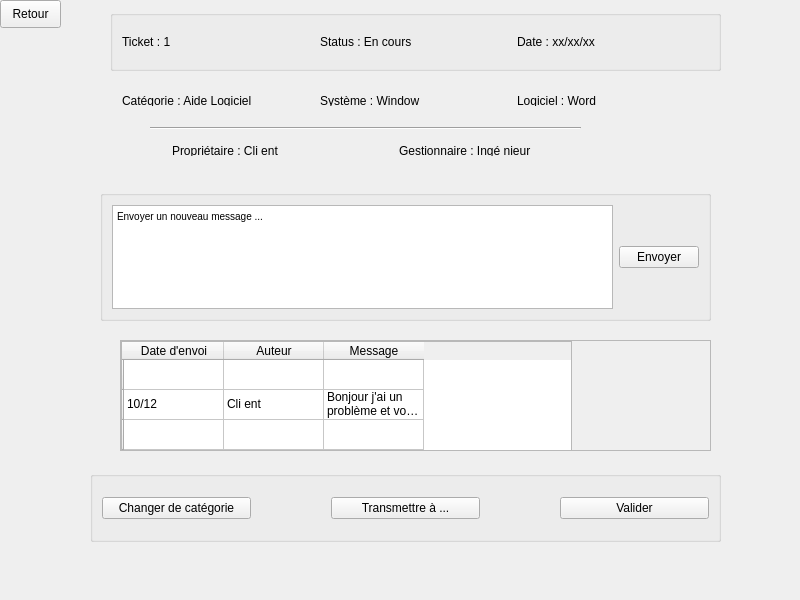
The window that code/pageresolutionticket.ui (clairekth/EasyTicket) describes before a commit, drawn with Qt 5.
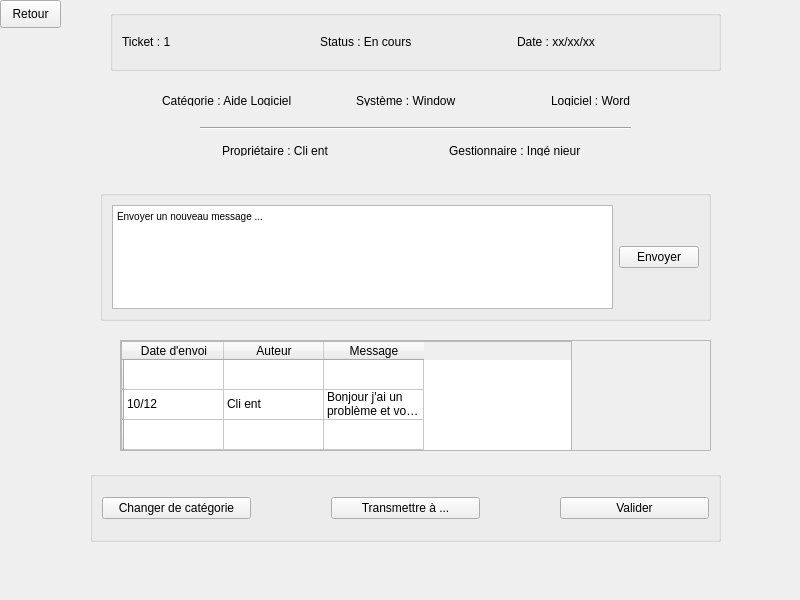
The same window after the commit.

What changed in the file:
```diff
--- a/code/pageresolutionticket.ui
+++ b/code/pageresolutionticket.ui
@@ -68,9 +68,9 @@
   <widget class="QGroupBox" name="box2">
    <property name="geometry">
     <rect>
-     <x>110</x>
+     <x>150</x>
      <y>80</y>
-     <width>611</width>
+     <width>601</width>
      <height>38</height>
     </rect>
    </property>
@@ -107,7 +107,7 @@
   <widget class="QGroupBox" name="box3">
    <property name="geometry">
     <rect>
-     <x>160</x>
+     <x>210</x>
      <y>130</y>
      <width>471</width>
      <height>38</height>
@@ -139,7 +139,7 @@
   <widget class="Line" name="line">
    <property name="geometry">
     <rect>
-     <x>150</x>
+     <x>200</x>
      <y>120</y>
      <width>431</width>
      <height>16</height>
```
Left out of the diff: 4 changed lines with no effect on the pictures.
